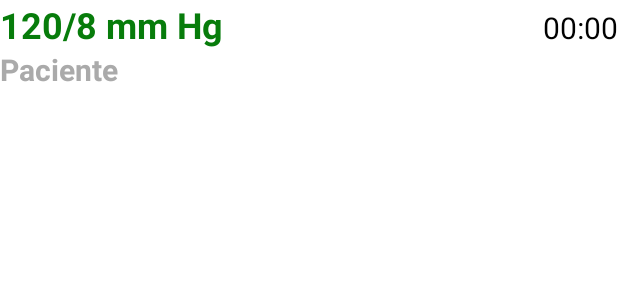
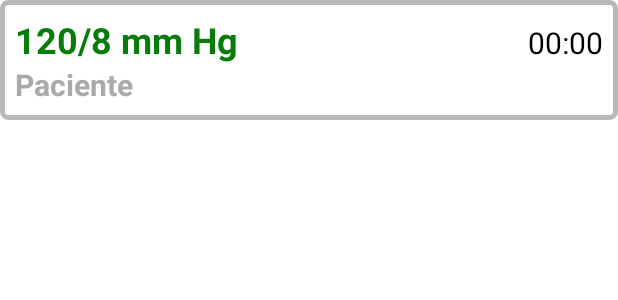
Before and after one commit to pauloarcosta03/ElderCare, an Android app: the layout adapter_pressao.xml on its own in the app's theme, with its tools: preview values and no code run, on a phone screen of 412 x 824 dp. Shown: the top 300 px of the screen. Run offline under Robolectric (Android 15) with nearby library versions, the phone set to English and light mode, and no system bars.

Commit message:
melhoramento do adapter_pressao.xml

```diff
--- a/app/src/main/java/com/eldercare/eldercare/activity/ui/pressao/PressaoFragment.java
+++ b/app/src/main/java/com/eldercare/eldercare/activity/ui/pressao/PressaoFragment.java
@@ -62,7 +62,6 @@ public class PressaoFragment extends Fragment {
     private ValueEventListener valueEventListenerPressoes;
 
     public PressaoFragment() {
-        // Required empty public constructor
     }
 
     @Override
--- /dev/null
+++ b/app/src/main/res/drawable-v24/botao_borda2.xml
@@ -0,0 +1,6 @@
+<?xml version="1.0" encoding="utf-8"?>
+<shape xmlns:android="http://schemas.android.com/apk/res/android"
+    android:shape="rectangle">
+    <corners android:radius="4dp" />
+    <stroke android:width="5px" android:color="#B8B8B8" />
+</shape>
--- a/app/src/main/res/layout/adapter_pressao.xml
+++ b/app/src/main/res/layout/adapter_pressao.xml
@@ -2,7 +2,9 @@
 <LinearLayout xmlns:android="http://schemas.android.com/apk/res/android"
     android:layout_width="match_parent"
     android:layout_height="wrap_content"
-    android:orientation="vertical">
+    android:background="@drawable/botao_borda2"
+    android:orientation="vertical"
+    android:padding="10dp">
 
     <LinearLayout
         android:layout_width="match_parent"
--- a/app/src/main/res/layout/fragment_pressao.xml
+++ b/app/src/main/res/layout/fragment_pressao.xml
@@ -36,9 +36,7 @@
                 android:id="@+id/recyclerPressao"
                 android:layout_width="0dp"
                 android:layout_height="wrap_content"
-                android:layout_marginStart="16dp"
                 android:layout_marginTop="24dp"
-                android:layout_marginEnd="16dp"
                 android:layout_marginBottom="50dp"
                 app:layout_constraintBottom_toBottomOf="parent"
                 app:layout_constraintEnd_toEndOf="parent"
```
